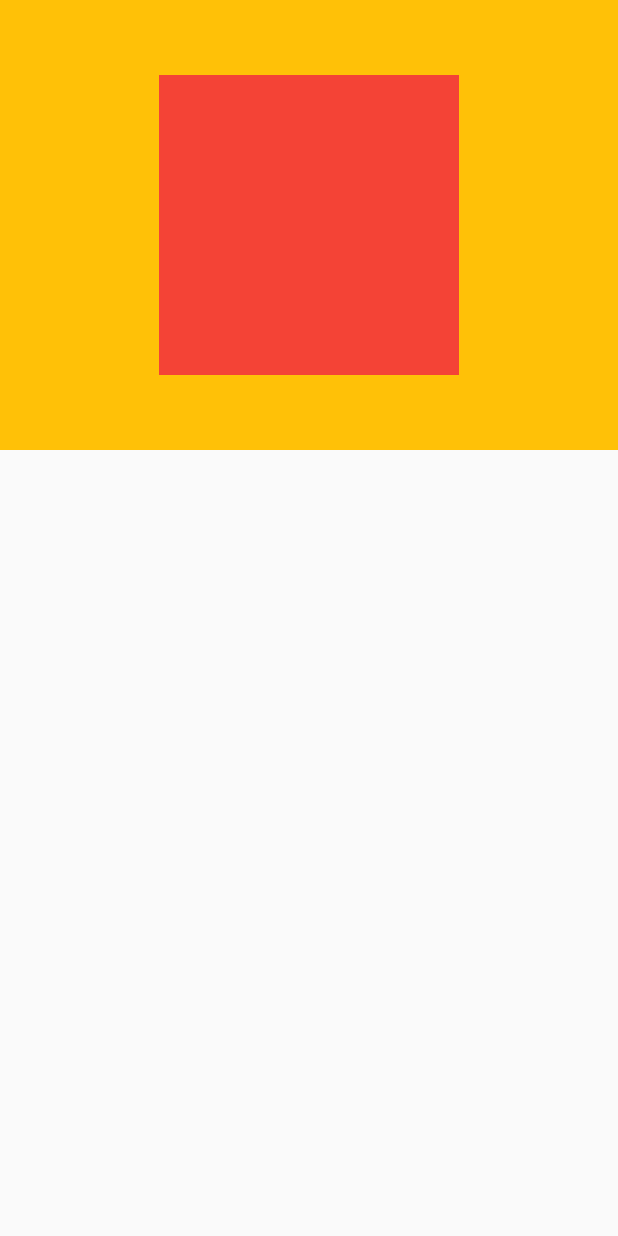
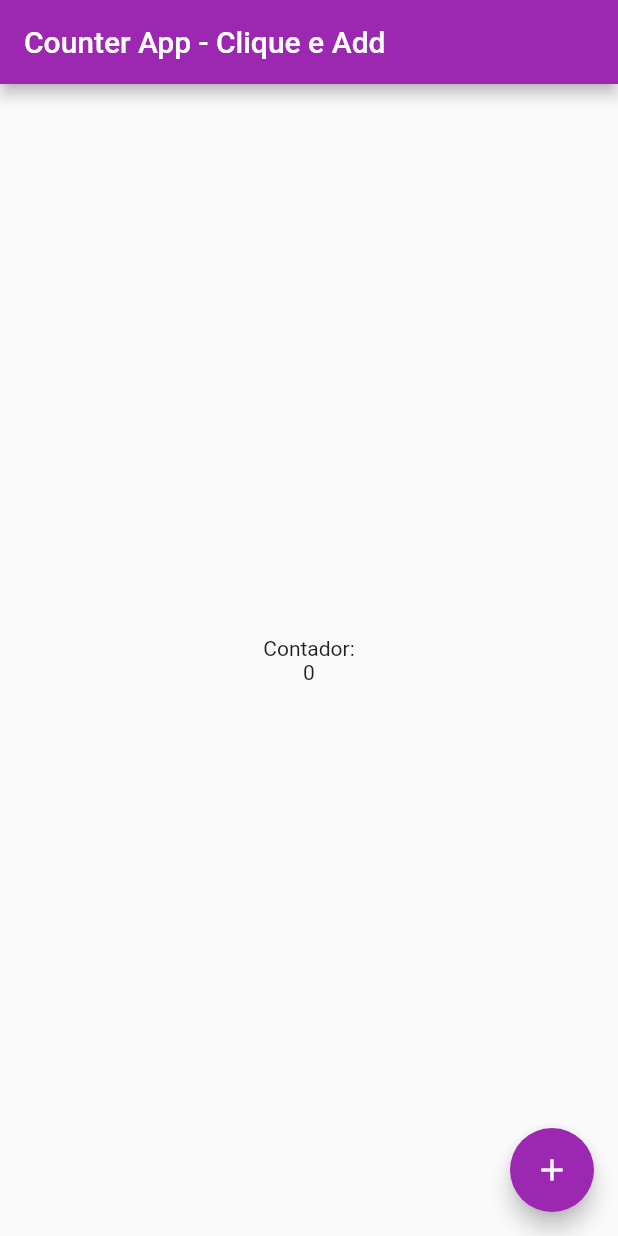
Before and after one commit to mesquitta06/CounterApp, a Flutter app: the screen it shows after launch, on a phone screen of 412 x 824 dp. Run offline on Flutter 3.47's test engine with Material 2 defaults, Android fonts, the phone set to English and light mode, and no system bars.

Commit message:
Finalizando o contador.

```diff
--- a/counter_app/lib/main.dart
+++ b/counter_app/lib/main.dart
@@ -4,19 +4,37 @@ import "package:flutter/material.dart";
 
 void main() {
   runApp(MaterialApp(
-    home: Scaffold(
-      body: Container(
-        width: 500,
-        height: 300,
-        color: Colors.amber,
-        child: Center(
-          child: Container(
-            width: 200,
-            height: 200,
-            color: Colors.red,
-          ),
-        ),
+      theme: ThemeData(primarySwatch: Colors.purple), home: HomePage()));
+}
+
+class HomePage extends StatefulWidget {
+  @override
+  State<HomePage> createState() => _HomePageState();
+}
+
+class _HomePageState extends State<HomePage> {
+  var count = 0;
+
+  void increment() {
+    count++;
+    setState(() {});
+  }
+
+  @override
+  Widget build(BuildContext context) {
+    return Scaffold(
+      appBar: AppBar(title: Text("Counter App - Clique e Add")),
+      body: Center(
+          child: Text(
+        "Contador: \n$count",
+        textAlign: TextAlign.center,
+      )),
+      floatingActionButton: FloatingActionButton(
+        child: Icon(Icons.add),
+        onPressed: () {
+          increment();
+        },
       ),
-    ),
-  ));
+    );
+  }
 }
```
